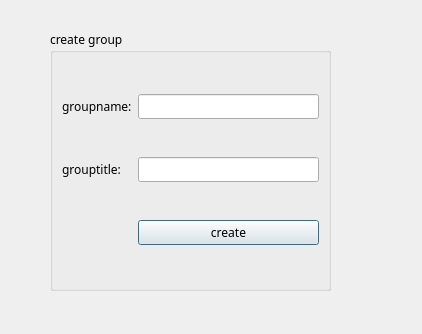
This is creategroup.ui in Maedeh01/Ap-project as Qt 5 draws it before an edit. The edited form follows.
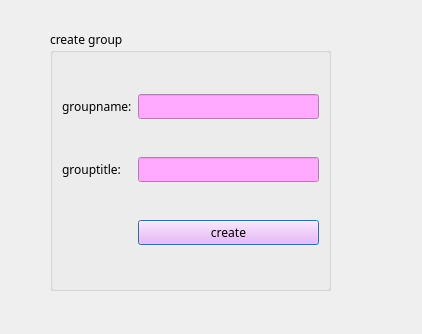
This is the edited form.

The edit to the form file:
```diff
--- a/creategroup.ui
+++ b/creategroup.ui
@@ -44,7 +44,11 @@
      </widget>
     </item>
     <item row="0" column="1">
-     <widget class="QLineEdit" name="lineEdit_group_name"/>
+     <widget class="QLineEdit" name="lineEdit_group_name">
+      <property name="styleSheet">
+       <string notr="true">background-color: rgb(255, 170, 255);</string>
+      </property>
+     </widget>
     </item>
     <item row="1" column="0">
      <widget class="QLabel" name="label_2">
@@ -54,10 +58,19 @@
      </widget>
     </item>
     <item row="1" column="1">
-     <widget class="QLineEdit" name="lineEdit_group_title"/>
+     <widget class="QLineEdit" name="lineEdit_group_title">
+      <property name="styleSheet">
+       <string notr="true">background-color: rgb(255, 170, 255);</string>
+      </property>
+     </widget>
     </item>
     <item row="2" column="1">
      <widget class="QPushButton" name="pushButton_create_group">
+      <property name="styleSheet">
+       <string notr="true">background-color: rgb(255, 170, 255);
+
+</string>
+      </property>
       <property name="text">
        <string>create</string>
       </property>
```
